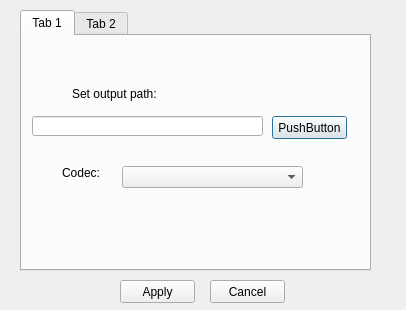
Above: Listenner/settings.ui from Ernyoke/Allamvizsga before the change. Below: the same form after it.
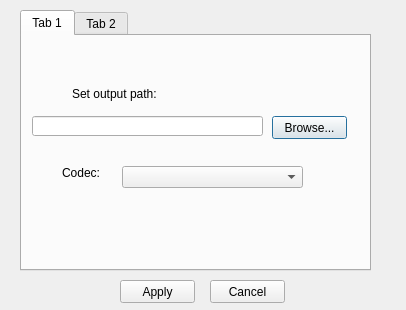
That is the form after the change. The open tabs and pages were chosen to show the change.

What changed in the file:
```diff
--- a/Listenner/settings.ui
+++ b/Listenner/settings.ui
@@ -75,7 +75,7 @@
       </rect>
      </property>
      <property name="text">
-      <string>PushButton</string>
+      <string>Browse...</string>
      </property>
     </widget>
     <widget class="QComboBox" name="codecBox">
```
Left out of the diff: 4 changed lines with no effect on the pictures.
